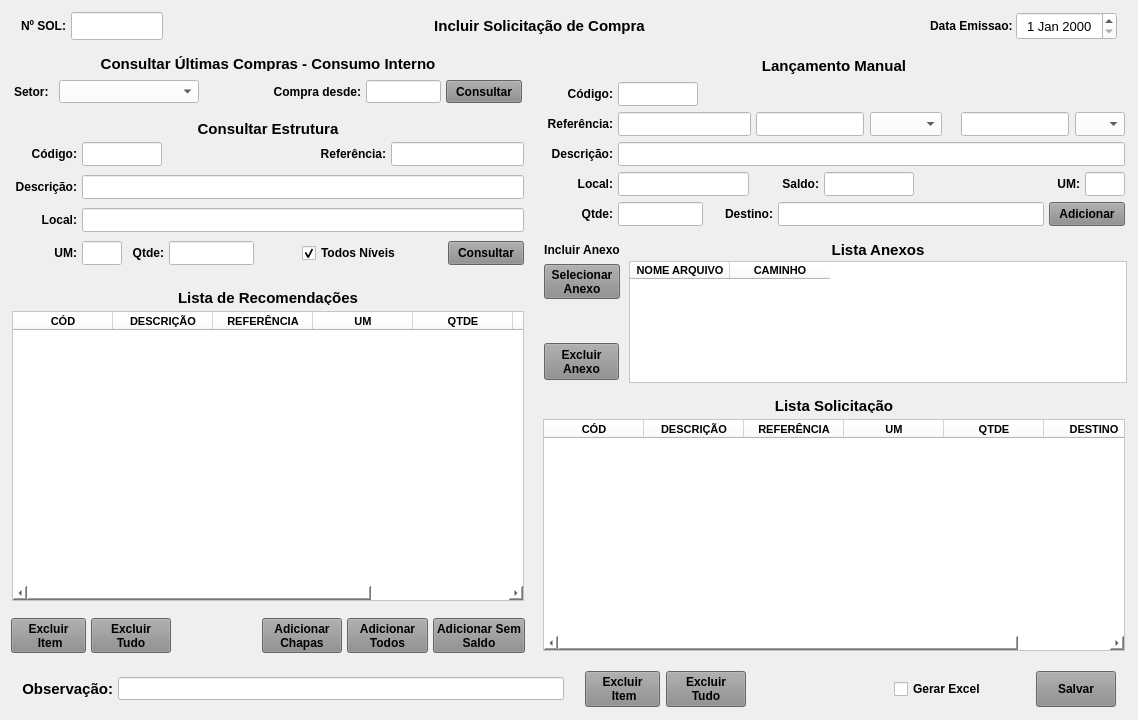
The window that forms/tela_sol_incluir.ui (Azevedo84/erp_suzuki) describes before a commit, drawn with Qt 5.
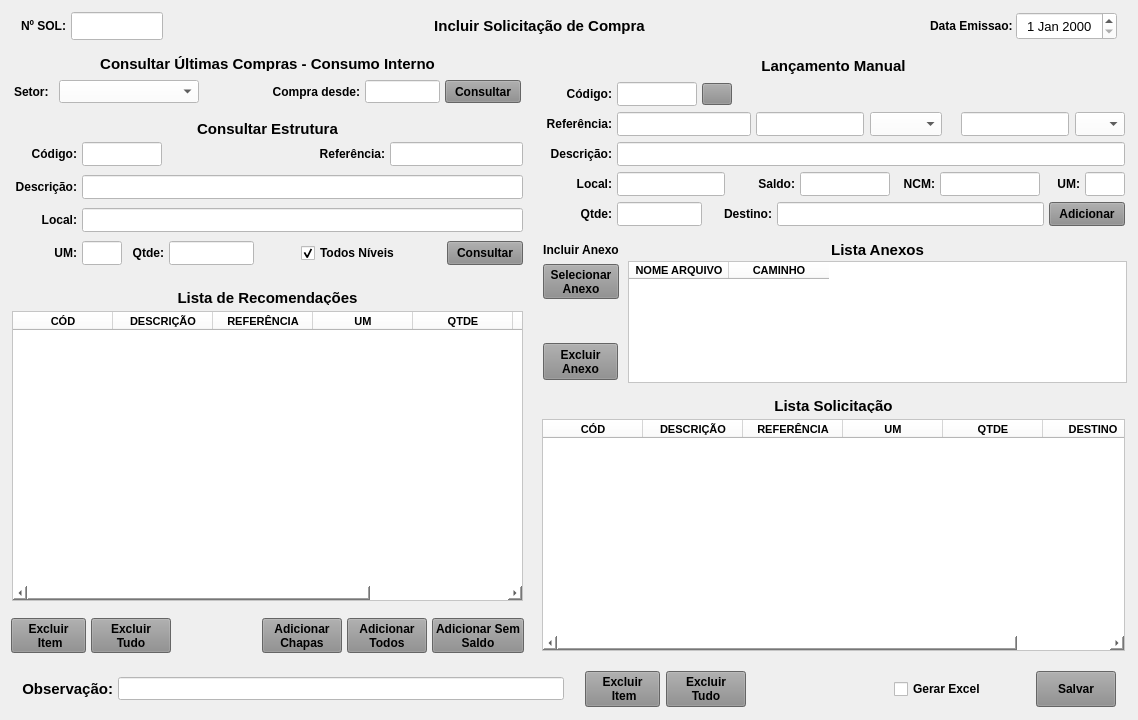
The same window after the commit. Icons and pictures are not drawn.

What changed in the file:
```diff
--- a/forms/tela_sol_incluir.ui
+++ b/forms/tela_sol_incluir.ui
@@ -1951,6 +1951,72 @@
                   </property>
                  </widget>
                 </item>
+                <item>
+                 <widget class="QPushButton" name="btn_Lupa_Prod">
+                  <property name="sizePolicy">
+                   <sizepolicy hsizetype="Preferred" vsizetype="Preferred">
+                    <horstretch>0</horstretch>
+                    <verstretch>0</verstretch>
+                   </sizepolicy>
+                  </property>
+                  <property name="minimumSize">
+                   <size>
+                    <width>30</width>
+                    <height>22</height>
+                   </size>
+                  </property>
+                  <property name="maximumSize">
+                   <size>
+                    <width>30</width>
+                    <height>22</height>
+                   </size>
+                  </property>
+                  <property name="font">
+                   <font>
+                    <pointsize>9</pointsize>
+                    <weight>75</weight>
+                    <bold>true</bold>
+                   </font>
+                  </property>
+                  <property name="cursor">
+                   <cursorShape>PointingHandCursor</cursorShape>
+                  </property>
+                  <property name="layoutDirection">
+                   <enum>Qt::LeftToRight</enum>
+                  </property>
+                  <property name="autoFillBackground">
+                   <bool>false</bool>
+                  </property>
+                  <property name="styleSheet">
+                   <string notr="true">background-color: rgb(141, 141, 141);</string>
+                  </property>
+                  <property name="text">
+                   <string/>
+                  </property>
+                  <property name="icon">
+                   <iconset>
+                    <normaloff>../arquivos/icones/lupa.png</normaloff>../arquivos/icones/lupa.png</iconset>
+                  </property>
+                  <property name="iconSize">
+                   <size>
+                    <width>20</width>
+                    <height>20</height>
+                   </size>
+                  </property>
+                  <property name="checkable">
+                   <bool>false</bool>
+                  </property>
+                  <property name="autoDefault">
+                   <bool>false</bool>
+                  </property>
+                  <property name="default">
+                   <bool>false</bool>
+                  </property>
+                  <property name="flat">
+                   <bool>false</bool>
+                  </property>
+                 </widget>
+                </item>
                 <item>
                  <widget class="QLabel" name="label_15">
                   <property name="text">
@@ -2593,6 +2659,68 @@
                   </property>
                  </widget>
                 </item>
+                <item>
+                 <widget class="QLabel" name="label_46">
+                  <property name="minimumSize">
+                   <size>
+                    <width>40</width>
+                    <height>0</height>
+                   </size>
+                  </property>
+                  <property name="maximumSize">
+                   <size>
+                    <width>40</width>
+                    <height>16777215</height>
+                   </size>
+                  </property>
+                  <property name="font">
+                   <font>
+                    <pointsize>9</pointsize>
+                    <weight>75</weight>
+                    <bold>true</bold>
+                   </font>
+                  </property>
+                  <property name="text">
+                   <string>NCM:</string>
+                  </property>
+                  <property name="alignment">
+                   <set>Qt::AlignRight|Qt::AlignTrailing|Qt::AlignVCenter</set>
+                  </property>
+                 </widget>
+                </item>
+                <item>
+                 <widget class="QLineEdit" name="line_NCM_Manu">
+                  <property name="sizePolicy">
+                   <sizepolicy hsizetype="Preferred" vsizetype="Preferred">
+                    <horstretch>0</horstretch>
+                    <verstretch>0</verstretch>
+                   </sizepolicy>
+                  </property>
+                  <property name="minimumSize">
+                   <size>
+                    <width>100</width>
+                    <height>0</height>
+                   </size>
+                  </property>
+                  <property name="maximumSize">
+                   <size>
+                    <width>100</width>
+                    <height>16777215</height>
+                   </size>
+                  </property>
+                  <property name="font">
+                   <font>
+                    <pointsize>9</pointsize>
+                   </font>
+                  </property>
+                  <property name="styleSheet">
+                   <string notr="true">background-color: rgb(255, 255, 255);</string>
+                  </property>
+                  <property name="alignment">
+                   <set>Qt::AlignCenter</set>
+                  </property>
+                 </widget>
+                </item>
                 <item>
                  <widget class="QLabel" name="label_12">
                   <property name="text">
```
